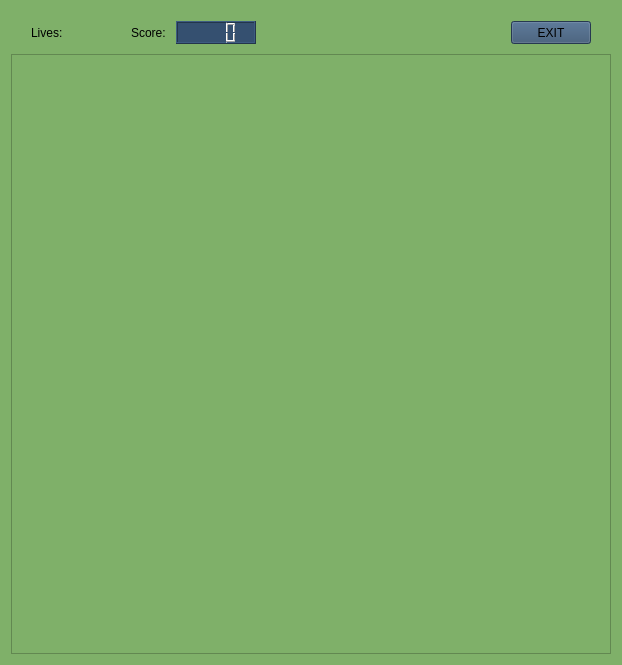
First picture: the form in src/View/gamepage.ui, repository imiskii/VUT-FIT-ICP-Pacman, before the edit.
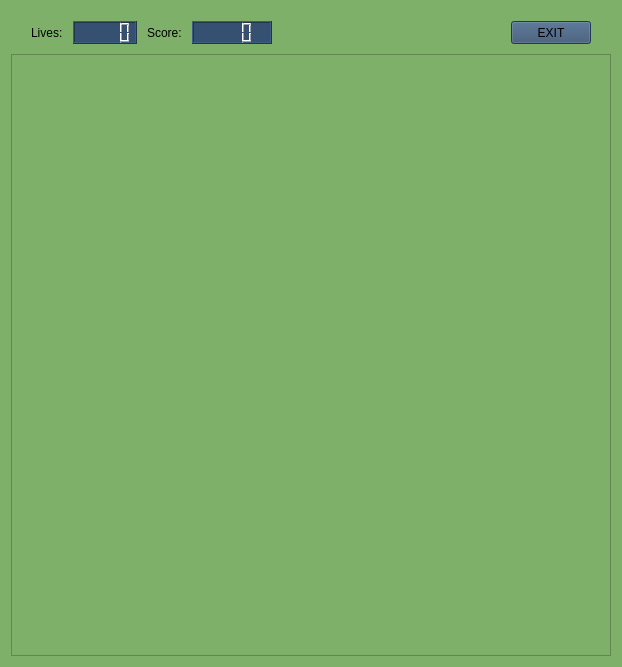
Second picture: the form after the edit. The open tabs and pages were chosen to show the change.

What changed in the file:
```diff
--- a/src/View/gamepage.ui
+++ b/src/View/gamepage.ui
@@ -7,7 +7,7 @@
     <x>0</x>
     <y>0</y>
     <width>620</width>
-    <height>665</height>
+    <height>667</height>
    </rect>
   </property>
   <property name="windowTitle">
@@ -256,12 +256,22 @@
              </property>
              <property name="minimumSize">
               <size>
-               <width>90</width>
+               <width>0</width>
                <height>0</height>
               </size>
              </property>
              <property name="text">
               <string>Lives:</string>
+             </property>
+             <property name="textFormat">
+              <enum>Qt::PlainText</enum>
+             </property>
+            </widget>
+           </item>
+           <item>
+            <widget class="QLCDNumber" name="LivesCounter">
+             <property name="styleSheet">
+              <string notr="true">background: #355070; color: #FC2F00;</string>
              </property>
             </widget>
            </item>
```
Left out of the diff: 1 changed line with no effect on the pictures.
